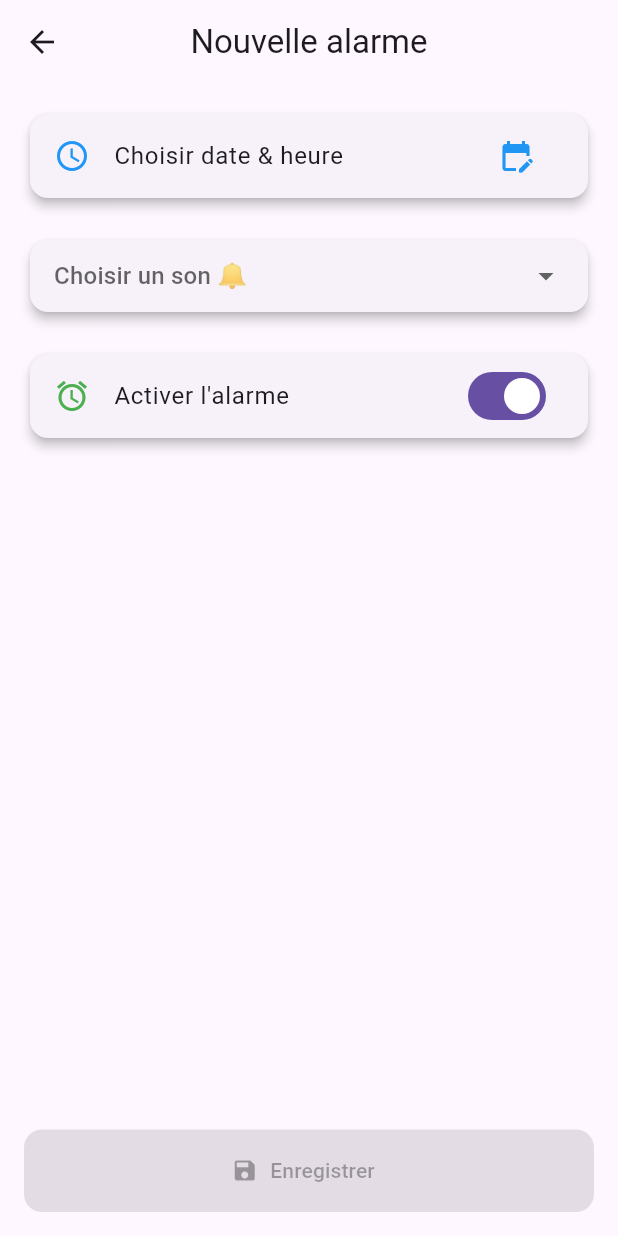
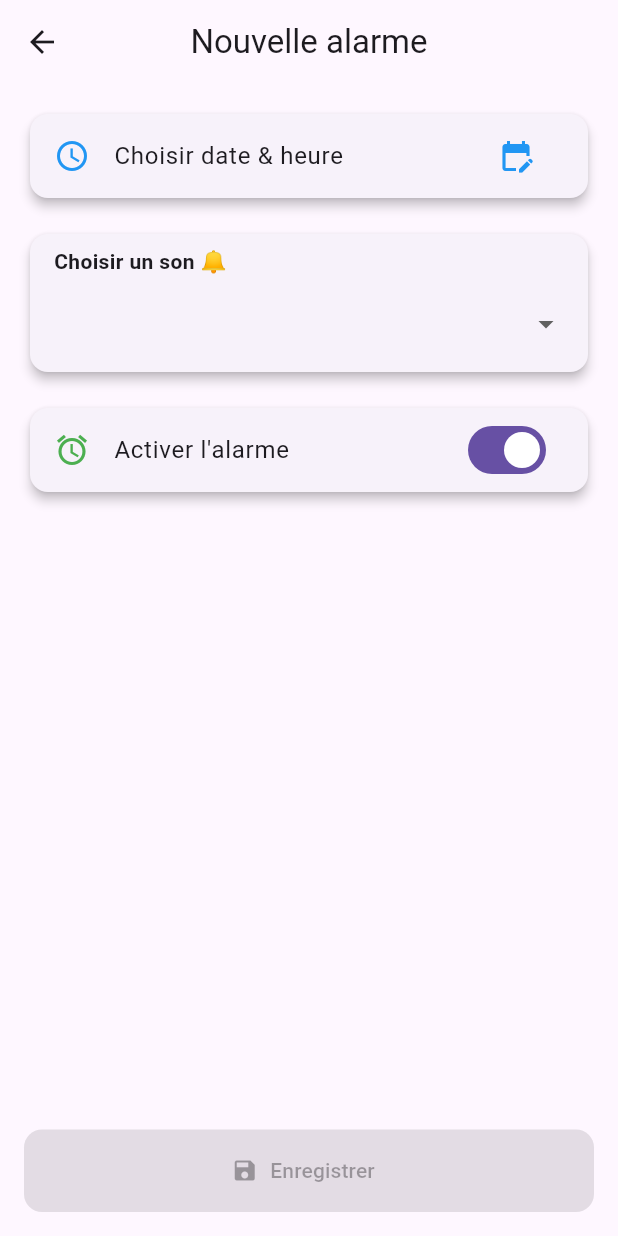
Before and after one commit to Muirama/alarm, a Flutter app: the AlarmEditScreen screen opened directly, on a phone screen of 412 x 824 dp. Run offline on Flutter 3.47's test engine with Material 3 defaults, Android fonts, the phone set to English and light mode, and no system bars; our stand-ins replace hive_ce, hive_ce_flutter, just_audio; accounts and stored records are empty.

Commit message:
UI and pre_listen song

```diff
--- a/lib/screens/alarm_edit_screen.dart
+++ b/lib/screens/alarm_edit_screen.dart
@@ -1,6 +1,7 @@
 import 'package:flutter/material.dart';
 import 'package:intl/intl.dart';
 import 'package:hive_ce/hive.dart';
+import 'package:just_audio/just_audio.dart';
 import '../models/alarm_model.dart';
 
 class AlarmEditScreen extends StatefulWidget {
@@ -16,6 +17,7 @@ class _AlarmEditScreenState extends State<AlarmEditScreen> {
   DateTime? selectedDateTime;
   String? selectedSound;
   bool _isActive = true;
+  final AudioPlayer _player = AudioPlayer();
 
   final List<String> sounds = [
     "assets/sounds/lakolosy_6h00.mp3",
@@ -36,6 +38,12 @@ class _AlarmEditScreenState extends State<AlarmEditScreen> {
       selectedSound = widget.initial!.sound;
       _isActive = widget.initial!.isActive;
     }
+  }
+
+  @override
+  void dispose() {
+    _player.dispose();
+    super.dispose();
   }
 
   Future<void> pickDateTime() async {
@@ -65,6 +73,20 @@ class _AlarmEditScreenState extends State<AlarmEditScreen> {
         time.minute,
       );
     });
+  }
+
+  Future<void> playSound() async {
+    if (selectedSound == null) return;
+    try {
+      await _player.setAsset(selectedSound!);
+      await _player.play();
+    } catch (e) {
+      print("Erreur lecture: $e");
+    }
+  }
+
+  Future<void> stopSound() async {
+    await _player.stop();
   }
 
   void saveAlarm() {
@@ -110,7 +132,7 @@ class _AlarmEditScreenState extends State<AlarmEditScreen> {
         padding: const EdgeInsets.all(16),
         child: Column(
           children: [
-            // Carte pour date & heure
+            // Carte date & heure
             Card(
               shape: RoundedRectangleBorder(
                 borderRadius: BorderRadius.circular(12),
@@ -131,21 +153,30 @@ class _AlarmEditScreenState extends State<AlarmEditScreen> {
                 ),
               ),
             ),
+            const SizedBox(height: 16),
 
-            const SizedBox(height: 20),
-
-            // Carte pour choix du son
+            // Carte choix du son + pré-écoute
             Card(
               shape: RoundedRectangleBorder(
                 borderRadius: BorderRadius.circular(12),
               ),
               elevation: 3,
               child: Padding(
-                padding: const EdgeInsets.symmetric(horizontal: 16),
-                child: DropdownButton<String>(
+                padding: const EdgeInsets.symmetric(
+                  horizontal: 16,
+                  vertical: 8,
+                ),
+                child: Column(
+                  crossAxisAlignment: CrossAxisAlignment.start,
+                  children: [
+                    const Text(
+                      "Choisir un son 🔔",
+                      style: TextStyle(fontWeight: FontWeight.bold),
+                    ),
+                    const SizedBox(height: 8),
+                    DropdownButton<String>(
                       isExpanded: true,
                       underline: const SizedBox(),
-                  hint: const Text("Choisir un son 🔔"),
                       value: selectedSound,
                       items:
                           sounds.map((s) {
@@ -156,10 +187,29 @@ class _AlarmEditScreenState extends State<AlarmEditScreen> {
                           }).toList(),
                       onChanged: (val) => setState(() => selectedSound = val),
                     ),
+                    if (selectedSound != null)
+                      Row(
+                        mainAxisAlignment: MainAxisAlignment.end,
+                        children: [
+                          IconButton(
+                            icon: const Icon(
+                              Icons.play_arrow,
+                              color: Colors.green,
+                            ),
+                            onPressed: playSound,
+                          ),
+                          IconButton(
+                            icon: const Icon(Icons.stop, color: Colors.red),
+                            onPressed: stopSound,
+                          ),
+                        ],
+                      ),
+                  ],
+                ),
               ),
             ),
 
-            const SizedBox(height: 20),
+            const SizedBox(height: 16),
 
             // Switch activer / désactiver
             Card(
```
Lines whose indentation alone changed are shown as unchanged.
